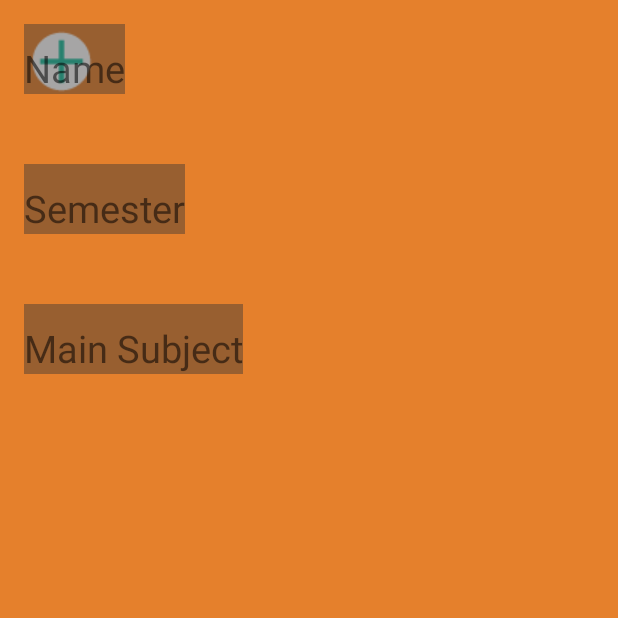
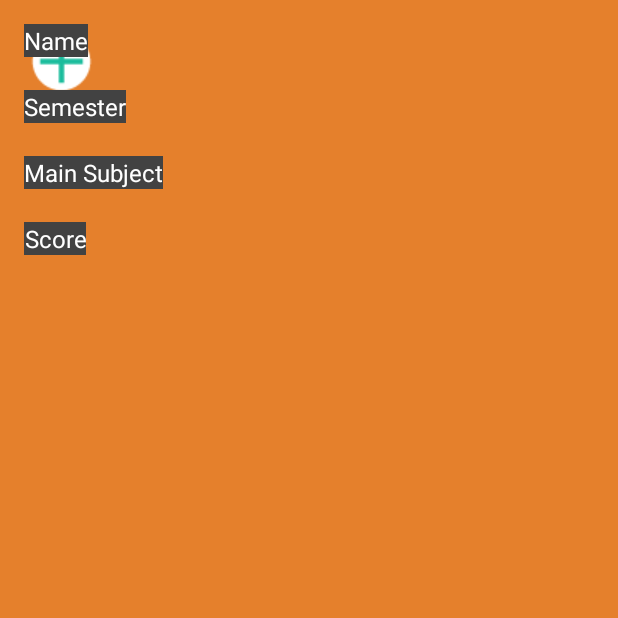
Before and after one commit to Aldu94/studdy_buddy, an Android app: the Profile screen opened directly, with no data from a screen before it, on a phone screen of 412 x 824 dp, the top half of it. Run offline under Robolectric (Android 15) with nearby library versions, the phone set to English and light mode, and no system bars; plain views replace PercentRelativeLayout.

Commit message:
forgot something

```diff
--- a/StudBud/app/src/main/res/layout/content_profile.xml
+++ b/StudBud/app/src/main/res/layout/content_profile.xml
@@ -31,74 +31,95 @@
         android:layout_width="wrap_content"
         android:layout_height="wrap_content"
         app:layout_widthPercent ="100%"
-        app:layout_heightPercent ="10%"
+        app:layout_heightPercent ="8%"
         android:id="@+id/profile_name_title"
         android:text="@string/profile_name"
         android:textAlignment="center"
-        android:paddingTop="12dp"
-        android:textSize="25sp"
-        android:background="#71373535"
-        app:layout_marginTopPercent="5%"/>
+        android:textSize="16sp"
+        android:background="#424242"
+        app:layout_marginTopPercent="3%"
+        android:textColor="#ffffff"/>
 
     <TextView
         android:layout_width="wrap_content"
         android:layout_height="wrap_content"
         app:layout_widthPercent ="100%"
-        app:layout_heightPercent ="10%"
+        app:layout_heightPercent ="8%"
         android:layout_below="@+id/profile_name_title"
         android:id="@+id/profile_name"
-        android:paddingTop="12dp"
-        android:textSize="25sp"
+        android:textSize="16sp"
         android:textAlignment="center" />
 
     <TextView
         android:layout_width="wrap_content"
         android:layout_height="wrap_content"
         app:layout_widthPercent ="100%"
-        app:layout_heightPercent ="10%"
+        app:layout_heightPercent ="8%"
         android:id="@+id/profile_semester_title"
         android:text="@string/profile_semester"
         android:layout_below="@+id/profile_name"
         android:textAlignment="center"
-        android:paddingTop="12dp"
-        android:textSize="25sp"
-        android:background="#71373535"
-        app:layout_marginTopPercent="5%"/>
+        android:textSize="16sp"
+        android:background="#424242"
+        app:layout_marginTopPercent="5%"
+        android:textColor="#ffffff"/>
 
     <TextView
         android:layout_width="wrap_content"
         android:layout_height="wrap_content"
         app:layout_widthPercent ="100%"
-        app:layout_heightPercent ="10%"
+        app:layout_heightPercent ="8%"
         android:layout_below="@+id/profile_semester_title"
         android:id="@+id/profile_semester"
-        android:paddingTop="12dp"
-        android:textSize="25sp"
+        android:textSize="16sp"
         android:textAlignment="center" />
 
     <TextView
         android:layout_width="wrap_content"
         android:layout_height="wrap_content"
         app:layout_widthPercent ="100%"
-        app:layout_heightPercent ="10%"
+        app:layout_heightPercent ="8%"
         android:id="@+id/profile_main_subject_title"
         android:text="@string/profile_main_subject"
         android:layout_below="@+id/profile_semester"
         android:textAlignment="center"
-        android:paddingTop="12dp"
-        android:textSize="25sp"
-        android:background="#71373535"
-        app:layout_marginTopPercent="5%"/>
+        android:textSize="16sp"
+        android:background="#424242"
+        app:layout_marginTopPercent="5%"
+        android:textColor="#ffffff"/>
 
     <TextView
         android:layout_width="wrap_content"
         android:layout_height="wrap_content"
         app:layout_widthPercent ="100%"
-        app:layout_heightPercent ="10%"
+        app:layout_heightPercent ="8%"
         android:layout_below="@+id/profile_main_subject_title"
         android:id="@+id/profile_main_subject"
-        android:paddingTop="12dp"
-        android:textSize="25sp"
+        android:textSize="16sp"
+        android:textAlignment="center" />
+
+    <TextView
+        android:layout_width="wrap_content"
+        android:layout_height="wrap_content"
+        app:layout_widthPercent ="100%"
+        app:layout_heightPercent ="8%"
+        android:id="@+id/profile_score_title"
+        android:text="@string/profile_score"
+        android:layout_below="@+id/profile_main_subject"
+        android:textAlignment="center"
+        android:textSize="16sp"
+        android:background="#424242"
+        app:layout_marginTopPercent="5%"
+        android:textColor="#ffffff"/>
+
+    <TextView
+        android:layout_width="wrap_content"
+        android:layout_height="wrap_content"
+        app:layout_widthPercent ="100%"
+        app:layout_heightPercent ="8%"
+        android:layout_below="@+id/profile_score_title"
+        android:id="@+id/profile_score"
+        android:textSize="16sp"
         android:textAlignment="center" />
 
 
--- a/StudBud/app/src/main/res/values/strings.xml
+++ b/StudBud/app/src/main/res/values/strings.xml
@@ -14,8 +14,6 @@
     <string name="title_schedule_button">Schedule</string>
     <string name="title_calculator_button">Calculator</string>
     <string name="title_profile_button">Profile</string>
-    <string name="title_preferences_button">Preferences</string>
-    <string name="title_activity_add_course_to_schedule">addCourseToSchedule</string>
 
 
     <string name="title_course_title">Course title</string>
@@ -40,6 +38,7 @@
     <string name="profile_name">Name</string>
     <string name="profile_semester">Semester</string>
     <string name="profile_main_subject">Main Subject</string>
+    <string name="profile_score">Score</string>
 
     <string name="inf01">INF-M01</string>
     <string name="inf02">INF-M02</string>
@@ -121,6 +120,8 @@
     <string name="mei10_1">Kurs 1</string>
     <string name="mei10_2">Kurs 2</string>
     <string name="mei10_3">Projektseminar</string>
+
+
     <string name="todo_text_date_hint">Set Date</string>
     <string name="add_item_hint">New Task</string>
     <string name="add_item_button_confirm">Add</string>
```
Also changed, not shown: StudBud/app/src/main/res/layout/content_markscalculator.xml (+20 -12 lines).
